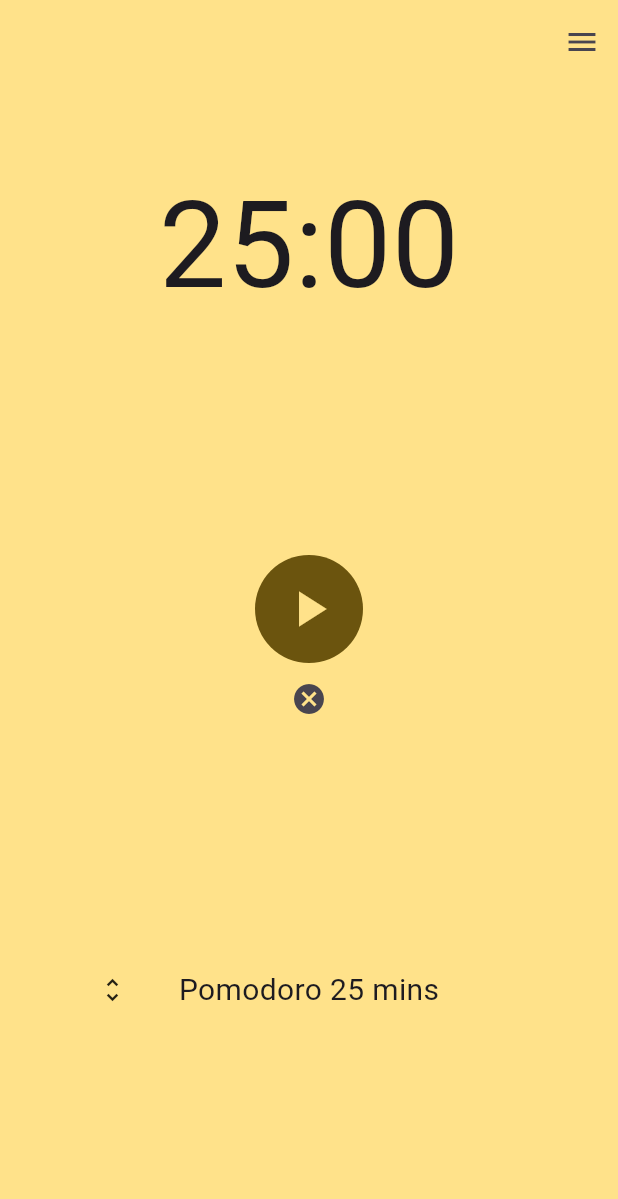
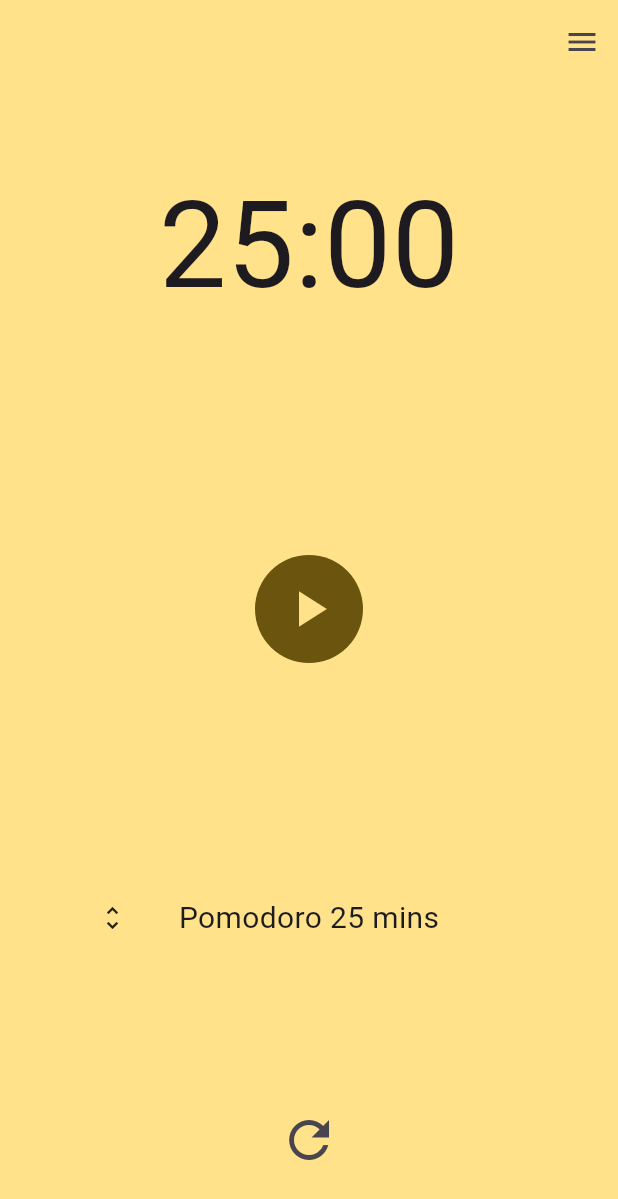
Before and after one commit to Deep03/pomodoro-app, a Flutter app: the screen it shows after launch, on a phone screen of 412 x 824 dp. Shown: the top 1199 px of the screen. Run offline on Flutter 3.47's test engine with Material 3 defaults, Android fonts, the phone set to English and light mode, and no system bars; our stand-ins replace google_fonts; Roboto replaces fonts that are missing (Audiowide).

Commit message:
added reset button

```diff
--- a/lib/main.dart
+++ b/lib/main.dart
@@ -20,13 +20,16 @@ List<String> times = [pomodoro_time, short_break_time, long_break_time];
 List<String> _options = ['Pomodoro $pomodoro mins', 'Short Break $short_break mins', 'Long Break $long_break mins'];
 int _selectedIndex = 0;
 
+
 void main() {
   runApp(PomodoroApp());
 }
-
+final GlobalKey<_TimeScreenState> _timeScreenKey = GlobalKey<_TimeScreenState>();
 
 class PomodoroApp extends StatelessWidget {
   PomodoroApp({super.key});
+  // final GlobalKey<_TimeScreenState> _timeScreenKey = GlobalKey<_TimeScreenState>();
+
 
   @override
   Widget build(BuildContext context) {
@@ -45,11 +48,13 @@ class PomodoroApp extends StatelessWidget {
         ),
         body: Column(
           crossAxisAlignment: CrossAxisAlignment.stretch,
-          children: const [
+          children: [
             SizedBox(height: 50),
-            TimeScreen(),
+            TimeScreen(key: _timeScreenKey),
             SizedBox(height: 150),
             TimerOptionsStack(),
+            SizedBox(height: 100),
+            cancelTimer(onPressed: () {_timeScreenKey.currentState?._resetTimer();})
           ],
         ),
       ),
@@ -57,8 +62,9 @@ class PomodoroApp extends StatelessWidget {
   }
 }
 
+
 class TimeScreen extends StatefulWidget {
-  const TimeScreen({super.key});
+  const TimeScreen({super.key});  // Ensure the constructor can accept the key
   @override
   // ignore: no_logic_in_create_state, library_private_types_in_public_api
   _TimeScreenState createState() => _TimeScreenState(current_selected_time: pomodoro_time);
@@ -87,6 +93,7 @@ class _TimeScreenState extends State<TimeScreen> {
   }
 
   void _resetTimer() {
+    print("Resetting timer");
     setState(() {
       isPaused = true;
       totalSeconds = _parseTimeString(times[_selectedIndex]);
@@ -104,11 +111,6 @@ class _TimeScreenState extends State<TimeScreen> {
         _timer.cancel();
       }
     });
-  }
-
-  void _cancelTimer() {
-    _timer.cancel();
-    _resetTimer();
   }
 
   String _formatTime(int seconds) {
@@ -140,7 +142,6 @@ class _TimeScreenState extends State<TimeScreen> {
             isPaused: isPaused,
             onPressed: _togglePause,
           ),
-          cancelTimer(onPressed: _cancelTimer),
         ],
       ),
     );
@@ -176,10 +177,10 @@ class cancelTimer extends StatelessWidget {
 
   @override
   Widget build(BuildContext context) {
-    return Row(
+    return Column(
       mainAxisAlignment: MainAxisAlignment.center,
       children: [
-        IconButton(onPressed: onPressed, icon: Icon(Icons.cancel)),
+        IconButton(onPressed: onPressed, icon: Icon(Icons.refresh), iconSize: 40,),
       ],
     );
   }
@@ -217,7 +218,9 @@ class TimerOptionsStack extends StatefulWidget {
   @override
   _TimerOptionsStackState createState() => _TimerOptionsStackState();
 }
+
 class _TimerOptionsStackState extends State<TimerOptionsStack> {
+
   // int _selectedIndex = 0;
 
   // List<String> _options = ['Pomodoro $pomodoro mins', 'Short Break $short_break mins', 'Long Break $long_break mins'];
@@ -225,6 +228,7 @@ class _TimerOptionsStackState extends State<TimerOptionsStack> {
   void _cycleOptions() {
     setState(() {
       _selectedIndex = (_selectedIndex + 1) % _options.length;
+      _timeScreenKey.currentState?._resetTimer();
     });
   }
 
```
